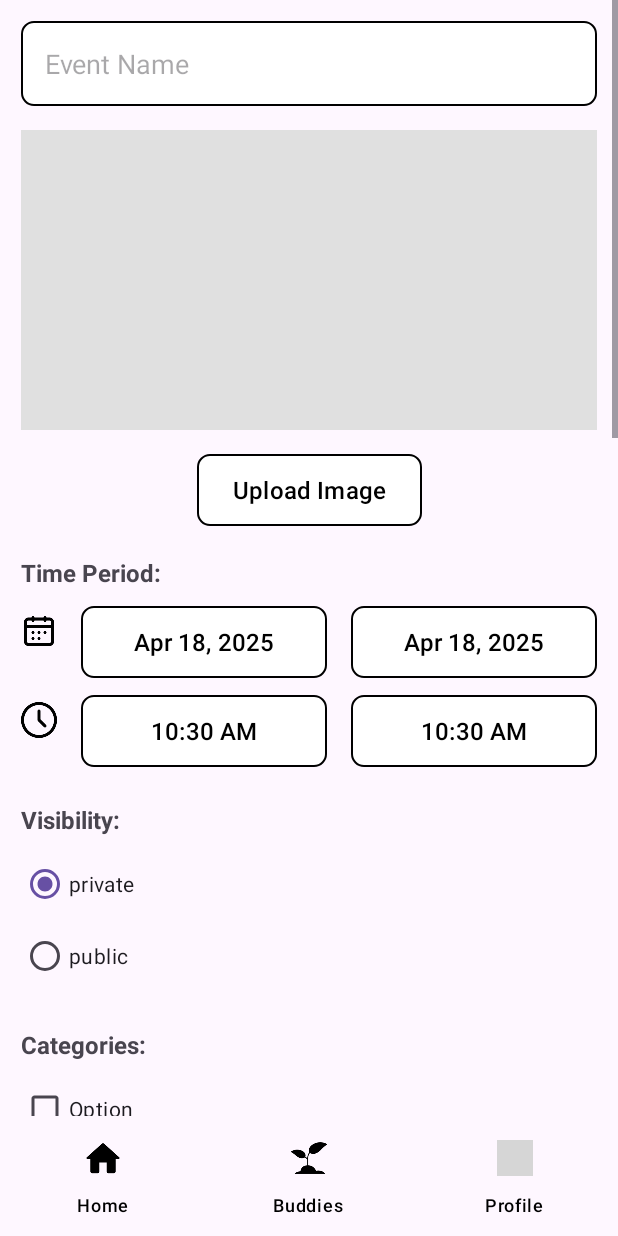
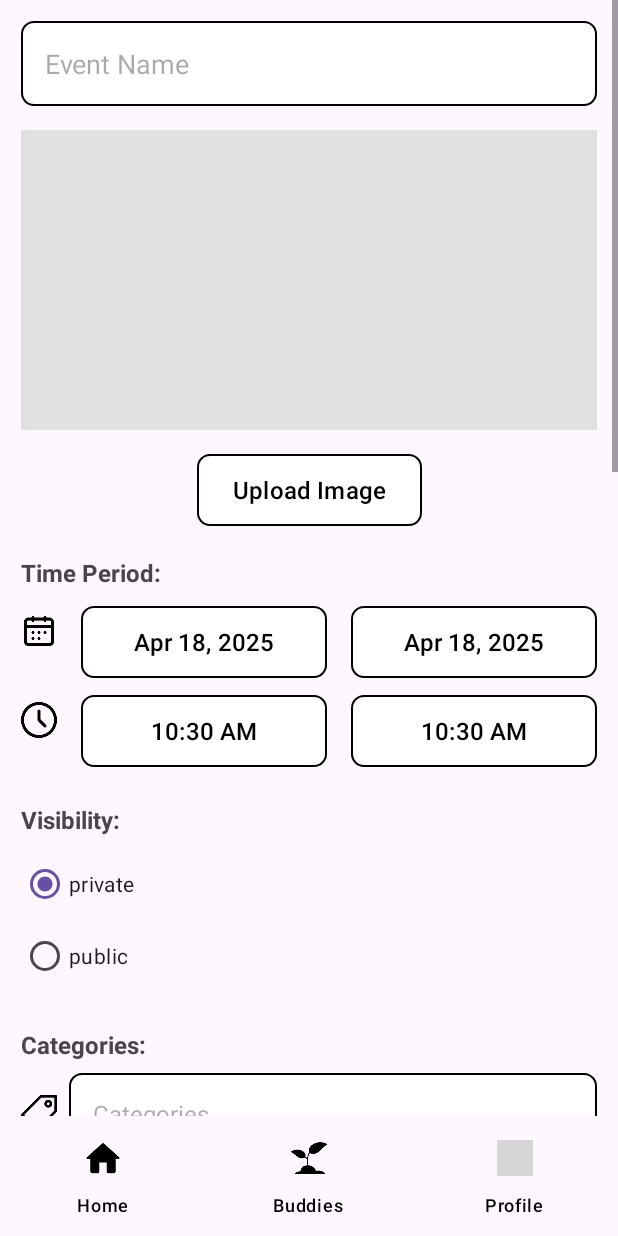
Before and after one commit to Opbabe/TEAMROOT, an Android app: the EventCreationFragment screen opened through its navigation route, on a phone screen of 412 x 824 dp. Run offline under Robolectric (Android 15) with nearby library versions, the light colour scheme and no system bars; our stand-ins replace CircleImageView, Firebase (no records; nobody signed in at launch, a user with empty details on screens opened directly), Picasso, navigation-ui; 2 statements that could not run were skipped; grey boxes are pictures that could not be loaded.

Commit message:
display all event info (except guest list) on single event

```diff
--- a/app/src/main/java/edu/sjsu/sase/android/roots/event/EventAdapter.java
+++ b/app/src/main/java/edu/sjsu/sase/android/roots/event/EventAdapter.java
@@ -10,6 +10,7 @@
 import androidx.recyclerview.widget.RecyclerView;
 
 import com.google.android.material.card.MaterialCardView;
+import com.google.firebase.firestore.FirebaseFirestore;
 
 import java.util.ArrayList;
 import java.util.List;
@@ -20,6 +21,7 @@
 
     private List<Event> eventList;
     private OnEventClickListener listener;
+    private FirebaseFirestore db;
 
     public interface OnEventClickListener {
         void onEventClick(int position);
--- a/app/src/main/java/edu/sjsu/sase/android/roots/event/EventCreationFragment.java
+++ b/app/src/main/java/edu/sjsu/sase/android/roots/event/EventCreationFragment.java
@@ -60,7 +60,7 @@
     private Calendar startTimeCalendar = Calendar.getInstance();
     private Calendar endTimeCalendar = Calendar.getInstance();
 
-    private EditText eventTitleInput, eventDescriptionInput, eventLocationInput;;;
+    private EditText eventTitleInput, eventDescriptionInput, eventLocationInput, eventCategories;
 
     private Button btnStartDate, btnEndDate, btnStartTime, btnEndTime;
     private Button btnSave, btnDiscard, btnUploadImage;
@@ -139,6 +139,7 @@
 
         eventDescriptionInput = view.findViewById(R.id.description);
         eventLocationInput = view.findViewById(R.id.etLocation);
+        eventCategories = view.findViewById(R.id.etCategories);
 
         rgVisibility = view.findViewById(R.id.rgVisibility);
         tbPrivate = view.findViewById(R.id.rbPrivate);
@@ -218,8 +219,10 @@
         return app.getCurrUser().getId();
     }
 
+    public String getEventHostName() {return app.getCurrUser().getName();}
+
     public String getEventTags() {
-        return "";
+        return eventCategories.getText().toString();
     }
 
     public int getImageResourceId() {
@@ -326,7 +329,7 @@
 
         // Create new event object=
         Event event = new Event(generateEventID(), getEventName(),
-                getEventHostUid(), getEventTags(),getImageResourceId(),getEventStartDate(),getEventEndDate(),
+                getEventHostUid(), getEventHostName(), getEventTags(),getImageResourceId(),getEventStartDate(),getEventEndDate(),
                 getEventStartTime(),getEventEndTime(), getEventDescription(), getEventVisibility(), getEventLocation());
 
         db.collection("events").document(event.getId()).set(event)
--- a/app/src/main/res/layout/fragment_event_creation.xml
+++ b/app/src/main/res/layout/fragment_event_creation.xml
@@ -204,38 +204,67 @@
             app:layout_constraintTop_toBottomOf="@id/rgVisibility"
             app:layout_constraintStart_toStartOf="parent"/>
 
-        <CheckBox
-            android:id="@+id/cbOption1"
-            android:layout_width="wrap_content"
+
+        <LinearLayout
+            android:id="@+id/llCategories"
+            android:layout_width="0dp"
             android:layout_height="wrap_content"
-            android:text="Option"
+            android:orientation="horizontal"
             android:layout_marginTop="8dp"
             app:layout_constraintTop_toBottomOf="@id/tvCategories"
-            app:layout_constraintStart_toStartOf="parent"/>
+            app:layout_constraintStart_toStartOf="parent"
+            app:layout_constraintEnd_toEndOf="parent">
 
-        <CheckBox
-            android:id="@+id/cbOption2"
-            android:layout_width="wrap_content"
-            android:layout_height="wrap_content"
-            android:text="Option"
-            app:layout_constraintTop_toBottomOf="@id/cbOption1"
-            app:layout_constraintStart_toStartOf="parent"/>
+            <ImageView
+                android:layout_width="24dp"
+                android:layout_height="24dp"
+                android:src="@drawable/tag"
+                android:layout_gravity="center_vertical"
+                android:contentDescription="Location icon"/>
 
-        <CheckBox
-            android:id="@+id/cbOption3"
-            android:layout_width="wrap_content"
-            android:layout_height="wrap_content"
-            android:text="Option"
-            app:layout_constraintTop_toBottomOf="@id/cbOption2"
-            app:layout_constraintStart_toStartOf="parent"/>
+            <EditText
+                android:id="@+id/etCategories"
+                android:layout_width="match_parent"
+                android:layout_height="wrap_content"
+                android:textSize="16sp"
+                android:layout_marginStart="8dp"
+                android:hint="Categories"
+                android:background="@drawable/rounded_container"
+                android:layout_gravity="center_vertical"/>
+        </LinearLayout>
 
-        <CheckBox
-            android:id="@+id/cbOption4"
-            android:layout_width="wrap_content"
-            android:layout_height="wrap_content"
-            android:text="Option"
-            app:layout_constraintTop_toBottomOf="@id/cbOption3"
-            app:layout_constraintStart_toStartOf="parent"/>
+<!--        <CheckBox-->
+<!--            android:id="@+id/cbOption1"-->
+<!--            android:layout_width="wrap_content"-->
+<!--            android:layout_height="wrap_content"-->
+<!--            android:text="Option"-->
+<!--            android:layout_marginTop="8dp"-->
+<!--            app:layout_constraintTop_toBottomOf="@id/tvCategories"-->
+<!--            app:layout_constraintStart_toStartOf="parent"/>-->
+
+<!--        <CheckBox-->
+<!--            android:id="@+id/cbOption2"-->
+<!--            android:layout_width="wrap_content"-->
+<!--            android:layout_height="wrap_content"-->
+<!--            android:text="Option"-->
+<!--            app:layout_constraintTop_toBottomOf="@id/cbOption1"-->
+<!--            app:layout_constraintStart_toStartOf="parent"/>-->
+
+<!--        <CheckBox-->
+<!--            android:id="@+id/cbOption3"-->
+<!--            android:layout_width="wrap_content"-->
+<!--            android:layout_height="wrap_content"-->
+<!--            android:text="Option"-->
+<!--            app:layout_constraintTop_toBottomOf="@id/cbOption2"-->
+<!--            app:layout_constraintStart_toStartOf="parent"/>-->
+
+<!--        <CheckBox-->
+<!--            android:id="@+id/cbOption4"-->
+<!--            android:layout_width="wrap_content"-->
+<!--            android:layout_height="wrap_content"-->
+<!--            android:text="Option"-->
+<!--            app:layout_constraintTop_toBottomOf="@id/cbOption3"-->
+<!--            app:layout_constraintStart_toStartOf="parent"/>-->
 
         <!-- Location Section -->
         <TextView
@@ -246,7 +275,7 @@
             android:textStyle="bold"
             android:textSize="16sp"
             android:layout_marginTop="24dp"
-            app:layout_constraintTop_toBottomOf="@id/cbOption4"
+            app:layout_constraintTop_toBottomOf="@id/llCategories"
             app:layout_constraintStart_toStartOf="parent"/>
 
         <LinearLayout
```
Also changed, not shown: app/src/main/java/edu/sjsu/sase/android/roots/event/Event.java (+17 -6 lines), app/src/main/java/edu/sjsu/sase/android/roots/event/SingleEventFragment.java (+5 -4 lines).
